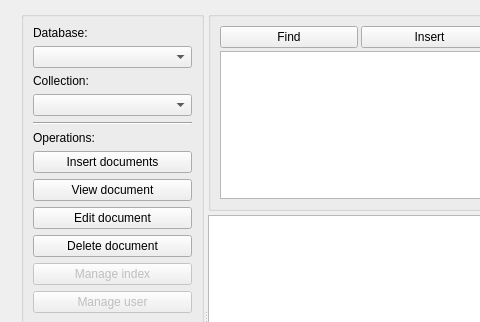
First picture: the form in qml/main.ui, repository naponmeka/monger, before the edit; both pictures show x 0 to 480 and y 0 to 322 of the 1039 by 638 pixel window.
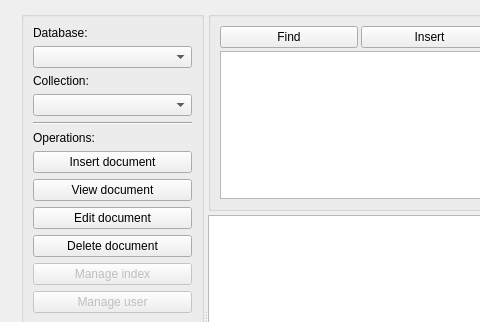
Second picture: the form after the edit.

Commit message: use bsonparser insert, view, edit

The edit to the form file:
```diff
--- a/qml/main.ui
+++ b/qml/main.ui
@@ -98,7 +98,7 @@
        <item>
         <widget class="QPushButton" name="insertDocBtn">
          <property name="text">
-          <string>Insert documents</string>
+          <string>Insert document</string>
          </property>
         </widget>
        </item>
```
The commit also changes 10 other files.
